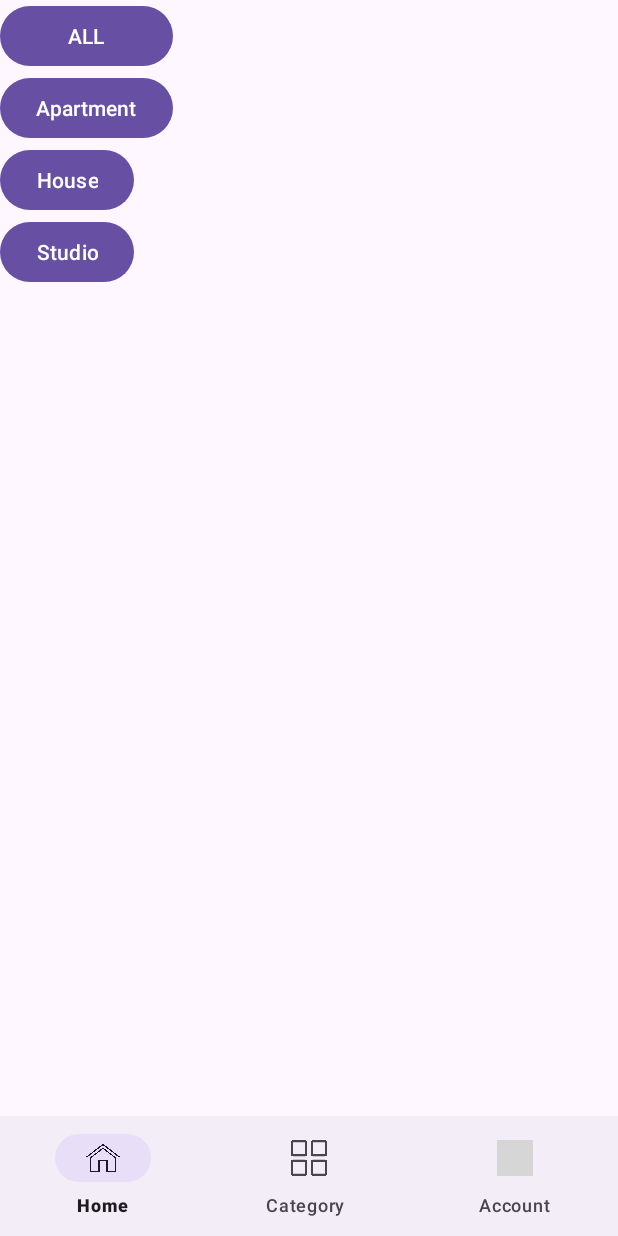
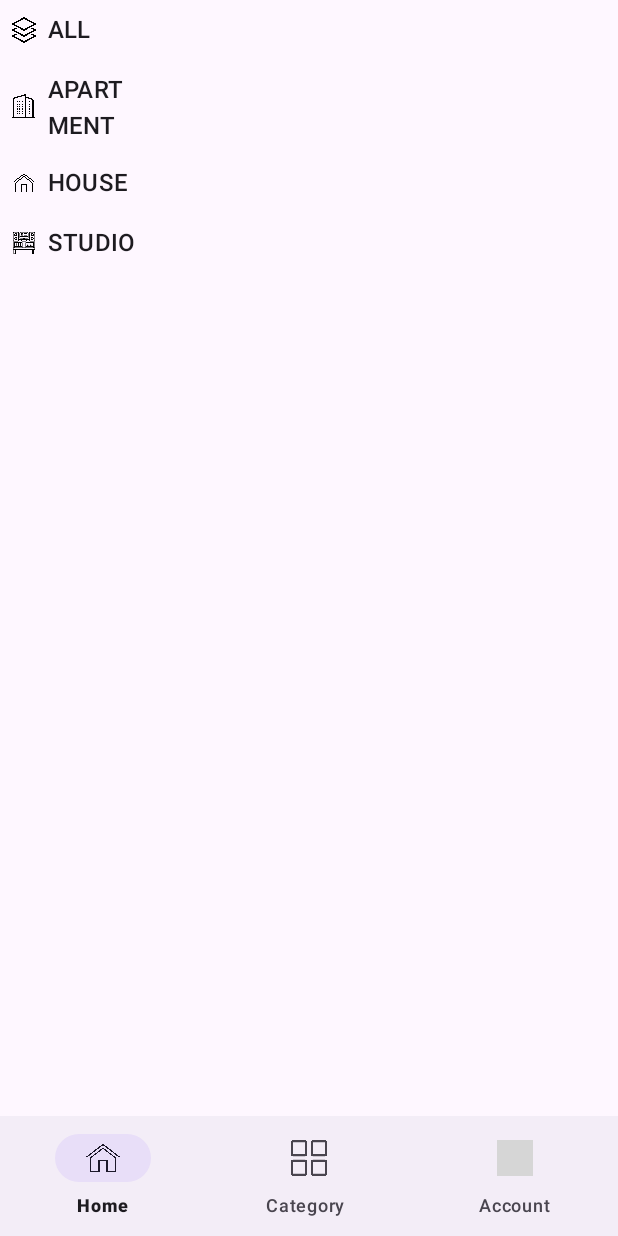
Before and after one commit to YuqiGuo105/RentToOrange, an Android app: the fragment CategoryFragment placed in its activity, on a phone screen of 412 x 824 dp. Run offline under Robolectric (Android 15) with nearby library versions, the phone set to English and light mode, and no system bars; our stand-ins replace Firebase (no records; nobody signed in at launch, a user with empty details on screens opened directly), Picasso; pictures from the network do not load; Roboto replaces fonts that are not available here; grey boxes are pictures that could not be loaded.

Commit message:
Revise category page

```diff
--- a/app/src/main/java/com/example/renttoorange/view/Adapters/CategoryAdapter.kt
+++ b/app/src/main/java/com/example/renttoorange/view/Adapters/CategoryAdapter.kt
@@ -3,34 +3,39 @@ package com.example.renttoorange.view.Adapters
 import android.view.LayoutInflater
 import android.view.View
 import android.view.ViewGroup
+import android.widget.ImageView
 import android.widget.TextView
 import androidx.recyclerview.widget.RecyclerView
+import com.example.renttoorange.R
 import com.example.renttoorange.model.HouseType
 
 class CategoryAdapter(
-    private val categories: Array<HouseType>,
-    private val onClick: (HouseType) -> Unit
-) : RecyclerView.Adapter<CategoryAdapter.ViewHolder>() {
+    private val categories: List<String>,
+    private val onCategoryClick: (String) -> Unit
+) : RecyclerView.Adapter<CategoryAdapter.CategoryViewHolder>() {
 
-    inner class ViewHolder(view: View) : RecyclerView.ViewHolder(view) {
-        val textView: TextView = view.findViewById(android.R.id.text1)
-
-        init {
-            view.setOnClickListener {
-                onClick(categories[adapterPosition])
-            }
-        }
+    class CategoryViewHolder(view: View) : RecyclerView.ViewHolder(view) {
+        val textView: TextView = view.findViewById(R.id.text_view_category)
+        val imageView: ImageView = view.findViewById(R.id.image_view_category_icon)
     }
 
-    override fun onCreateViewHolder(parent: ViewGroup, viewType: Int): ViewHolder {
-        val view = LayoutInflater.from(parent.context)
-            .inflate(android.R.layout.simple_list_item_1, parent, false)
-        return ViewHolder(view)
+    override fun onCreateViewHolder(parent: ViewGroup, viewType: Int): CategoryViewHolder {
+        val view = LayoutInflater.from(parent.context).inflate(R.layout.fragment_categories, parent, false)
+        return CategoryViewHolder(view)
     }
 
-    override fun onBindViewHolder(holder: ViewHolder, position: Int) {
-        holder.textView.text = categories[position].name
+    override fun onBindViewHolder(holder: CategoryViewHolder, position: Int) {
+        val category = categories[position]
+        holder.textView.text = category
+        // Set the image for the category. This is a placeholder. You'll set actual images based on the category.
+        holder.imageView.setImageResource(when (category) {
+            "APARTMENT" -> R.drawable.ic_apartment // Replace with your actual drawable resource
+            "HOUSE" -> R.drawable.ic_home // Replace with your actual drawable resource
+            "STUDIO" -> R.drawable.ic_studio // Replace with your actual drawable resource
+            else -> R.drawable.ic_all // Replace with your actual drawable resource for "ALL"
+        })
+        holder.itemView.setOnClickListener { onCategoryClick(category) }
     }
 
-    override fun getItemCount() = categories.size
+    override fun getItemCount(): Int = categories.size
 }
--- a/app/src/main/java/com/example/renttoorange/view/MainFragments/CategoryFragment.kt
+++ b/app/src/main/java/com/example/renttoorange/view/MainFragments/CategoryFragment.kt
@@ -23,28 +23,28 @@ class CategoryFragment : Fragment() {
     private lateinit var rentInfoRecyclerView: RecyclerView
     private val rentInfoRepository = RentInfoRepository()
     private var selectedCategory: HouseType? = null // null represents
+    private val categories = listOf("ALL", "APARTMENT", "HOUSE", "STUDIO")
+    private lateinit var categoryRecyclerView: RecyclerView
 
     override fun onCreateView(inflater: LayoutInflater, container: ViewGroup?, savedInstanceState: Bundle?): View? {
         val view = inflater.inflate(R.layout.fragment_category, container, false)
 
-        rentInfoRecyclerView = view.findViewById(R.id.rentInfoRecyclerView)
-        rentInfoRecyclerView.layoutManager = LinearLayoutManager(context)
-
-        // Initialize buttons and set click listeners
-        view.findViewById<Button>(R.id.all).setOnClickListener { changeCategory(null) }
-        view.findViewById<Button>(R.id.btnApartment).setOnClickListener { changeCategory(HouseType.APARTMENT) }
-        view.findViewById<Button>(R.id.btnHouse).setOnClickListener { changeCategory(HouseType.HOUSE) }
-
-
-        rentInfoRepository.retrieveAllRentInfo { rentInfoList ->
-            rentInfoList?.let {
-                val filteredList = it.filter { rentInfo -> rentInfo.category == selectedCategory }
-                rentInfoRecyclerView.adapter = RentInfoAdapter(filteredList)
-            } ?: run {
-                // Handle the error scenario
-            }
+        // Set up the category RecyclerView
+        categoryRecyclerView = view.findViewById(R.id.category_recycler_view)
+        categoryRecyclerView.layoutManager = LinearLayoutManager(activity)
+        categoryRecyclerView.adapter = CategoryAdapter(categories) { categoryString ->
+            val category = if (categoryString == "ALL") null else HouseType.valueOf(categoryString)
+            // Change the category based on selection
+            changeCategory(category)
         }
 
+        // Initialize rent info RecyclerView
+        rentInfoRecyclerView = view.findViewById(R.id.rent_info_recycler_view)
+        rentInfoRecyclerView.layoutManager = LinearLayoutManager(activity)
+        rentInfoRecyclerView.adapter = RentInfoAdapter(listOf())
+
+        // Set the default category to 'ALL'
+        changeCategory(null)
 
         return view
     }
--- a/app/src/main/res/layout/fragment_categories.xml
+++ b/app/src/main/res/layout/fragment_categories.xml
@@ -2,13 +2,23 @@
 <LinearLayout xmlns:android="http://schemas.android.com/apk/res/android"
     android:layout_width="match_parent"
     android:layout_height="wrap_content"
-    android:orientation="vertical"
+    android:orientation="horizontal"
     android:padding="8dp">
 
+    <ImageView
+        android:id="@+id/image_view_category_icon"
+        android:layout_width="24dp"
+        android:layout_height="24dp"
+        android:src="@drawable/ic_category"
+        android:contentDescription="@string/category_icon_description"
+        android:layout_gravity="center_vertical"
+        android:paddingEnd="8dp" />
+
     <TextView
-        android:id="@+id/textview_category_name"
-        android:layout_width="match_parent"
+        android:id="@+id/text_view_category"
+        android:layout_width="0dp"
         android:layout_height="wrap_content"
-        android:gravity="center"
-        android:textSize="16sp" />
+        android:layout_weight="1"
+        android:gravity="center_vertical"
+        android:textAppearance="?attr/textAppearanceListItem" />
 </LinearLayout>
--- a/app/src/main/res/layout/fragment_category.xml
+++ b/app/src/main/res/layout/fragment_category.xml
@@ -4,42 +4,35 @@
     android:layout_height="match_parent"
     android:orientation="horizontal">
 
-    <LinearLayout
-        android:layout_width="wrap_content"
+    <!-- Left side Category List -->
+    <FrameLayout
+        android:id="@+id/categoryContainer"
+        android:layout_width="0dp"
         android:layout_height="match_parent"
-        android:orientation="vertical">
+        android:layout_weight="1">
 
-        <Button
-            android:id="@+id/all"
+        <!-- The RecyclerView for categories -->
+        <androidx.recyclerview.widget.RecyclerView
+            android:id="@+id/category_recycler_view"
             android:layout_width="match_parent"
-            android:layout_height="wrap_content"
-            android:text="ALL" />
+            android:layout_height="match_parent" />
 
-        <Button
-            android:id="@+id/btnApartment"
-            android:layout_width="wrap_content"
-            android:layout_height="wrap_content"
-            android:text="Apartment" />
+    </FrameLayout>
 
-        <Button
-            android:id="@+id/btnHouse"
-            android:layout_width="wrap_content"
-            android:layout_height="wrap_content"
-            android:text="House" />
+    <!-- Right side Rent Info List -->
+    <FrameLayout
+        android:id="@+id/rentInfoContainer"
+        android:layout_width="0dp"
+        android:layout_height="match_parent"
+        android:layout_weight="3"
+        android:layout_toRightOf="@id/categoryContainer">
 
-        <Button
-            android:id="@+id/btnStudio"
-            android:layout_width="wrap_content"
-            android:layout_height="wrap_content"
-            android:text="Studio" />
+        <!-- The RecyclerView for rent info -->
+        <androidx.recyclerview.widget.RecyclerView
+            android:id="@+id/rent_info_recycler_view"
+            android:layout_width="match_parent"
+            android:layout_height="match_parent" />
 
-    </LinearLayout>
-
-    <androidx.recyclerview.widget.RecyclerView
-        android:id="@+id/rentInfoRecyclerView"
-        android:layout_width="match_parent"
-        android:layout_height="match_parent"
-        android:orientation="vertical" />
-
+    </FrameLayout>
 
 </LinearLayout>
--- a/app/src/main/res/values/strings.xml
+++ b/app/src/main/res/values/strings.xml
@@ -8,4 +8,5 @@
     <string name="title_user">Account</string>
     <string name="post_rent_info">Post rent</string>
     <string name="logout">Log out</string>
+    <string name="category_icon_description">category</string>
 </resources>
```
Also changed, not shown: app/src/main/res/drawable/ic_all.png (added), app/src/main/res/drawable/ic_apartment.png (added), app/src/main/res/drawable/ic_studio.png (added).
